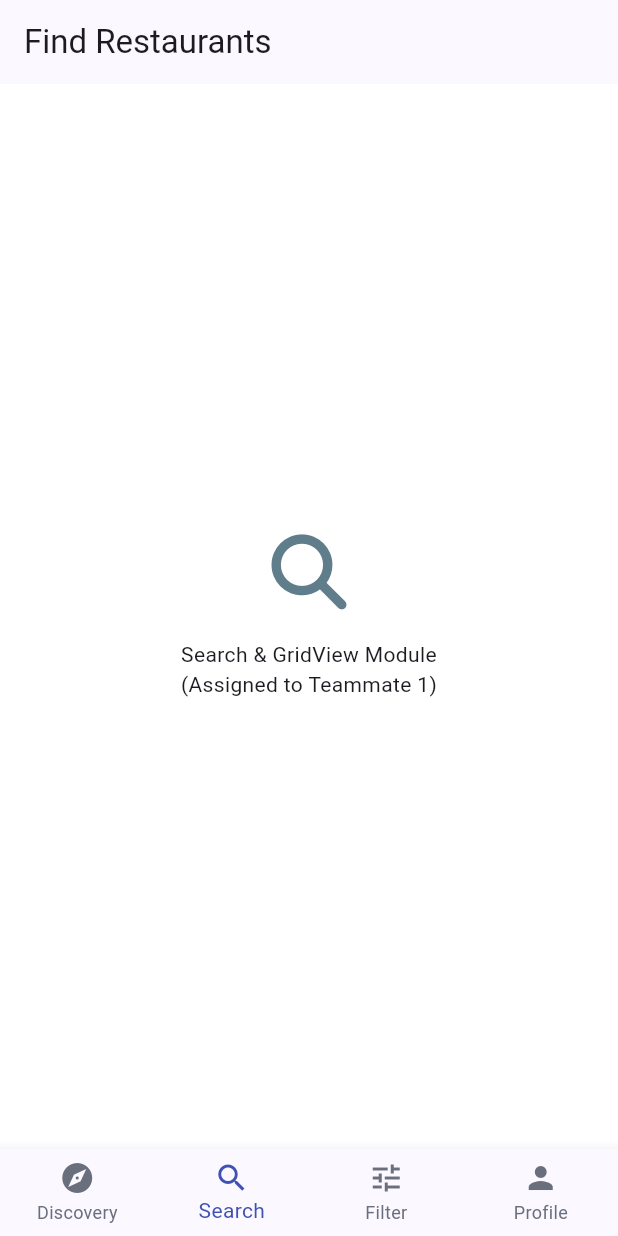
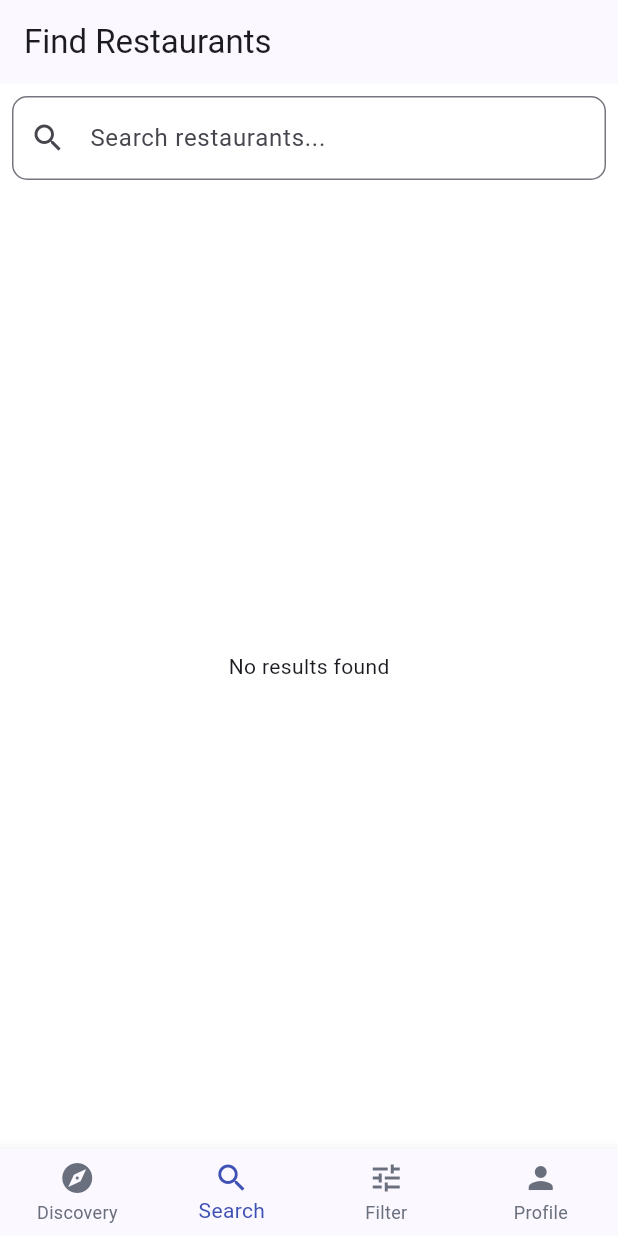
Before and after one commit to ahmedjilani43/FoodfyTn, a Flutter app: the screen it shows after launch, item 2 of the bottom bar chosen, on a phone screen of 412 x 824 dp. Run offline on Flutter 3.47's test engine with Material 3 defaults, Android fonts, the phone set to English and light mode, and no system bars; our stand-ins replace font_awesome_flutter.

Commit message:
Feature search and grid view

```diff
--- a/lib/screens/search/search_screen.dart
+++ b/lib/screens/search/search_screen.dart
@@ -1,23 +1,125 @@
 import 'package:flutter/material.dart';
 import 'package:font_awesome_flutter/font_awesome_flutter.dart';
+import '../../services/api_service.dart';
+import '../../models/restaurant.dart';
 
-class SearchScreen extends StatelessWidget {
+class SearchScreen extends StatefulWidget {
   const SearchScreen({super.key});
 
   @override
+  State<SearchScreen> createState() => _SearchScreenState();
+}
+
+class _SearchScreenState extends State<SearchScreen> {
+  final TextEditingController _searchController = TextEditingController();
+  List<Restaurant> _searchResults = [];
+  bool _isLoading = false;
+
+  Future<void> _searchRestaurants(String query) async {
+    if (query.isEmpty) return;
+    setState(() {
+      _isLoading = true;
+    });
+
+    try {
+      final results = await ApiService().searchRestaurants(query);
+      setState(() {
+        _searchResults = results;
+      });
+    } catch (e) {
+
+      ScaffoldMessenger.of(context).showSnackBar(
+        SnackBar(content: Text("Error fetching data: $e")),
+      );
+    } finally {
+      setState(() {
+        _isLoading = false;
+      });
+    }
+  }
+
+  @override
   Widget build(BuildContext context) {
-    // TODO: [foulen 1 TASK]
-    // 1. Use ApiService().searchRestaurants(query)
-    // 2. Display results in a GridView.builder
     return Scaffold(
       appBar: AppBar(title: const Text("Find Restaurants")),
-      body: Center(
+      body: Padding(
+        padding: const EdgeInsets.all(8.0),
         child: Column(
-          mainAxisAlignment: MainAxisAlignment.center,
           children: [
-            const FaIcon(FontAwesomeIcons.magnifyingGlass, size: 50, color: Colors.blueGrey),
-            const SizedBox(height: 20),
-            const Text("Search & GridView Module\n(Assigned to Teammate 1)", textAlign: TextAlign.center),
+            // TextField for search
+            TextField(
+              controller: _searchController,
+              decoration: InputDecoration(
+                hintText: "Search restaurants...",
+                prefixIcon: const Icon(Icons.search),
+                border: OutlineInputBorder(
+                  borderRadius: BorderRadius.circular(10),
+                ),
+              ),
+              onSubmitted: (query) {
+                _searchRestaurants(query);
+              },
+            ),
+            const SizedBox(height: 10),
+
+            // results for GridView
+            Expanded(
+              child: _isLoading
+                  ? const Center(child: CircularProgressIndicator())
+                  : _searchResults.isEmpty
+                      ? const Center(child: Text("No results found"))
+                      : GridView.builder(
+                          gridDelegate: const SliverGridDelegateWithFixedCrossAxisCount(
+                            crossAxisCount: 2,
+                            childAspectRatio: 0.8,
+                            crossAxisSpacing: 8,
+                            mainAxisSpacing: 8,
+                          ),
+                          itemCount: _searchResults.length,
+                          itemBuilder: (context, index) {
+                            final restaurant = _searchResults[index];
+                            return Card(
+                              shape: RoundedRectangleBorder(
+                                borderRadius: BorderRadius.circular(10),
+                              ),
+                              child: Column(
+                                crossAxisAlignment: CrossAxisAlignment.stretch,
+                                children: [
+                                  // Image du restaurant
+                                  Expanded(
+                                    child: ClipRRect(
+                                      borderRadius: const BorderRadius.vertical(top: Radius.circular(10)),
+                                      child: Image.network(
+                                        restaurant.imageUrl,
+                                        fit: BoxFit.cover,
+                                      ),
+                                    ),
+                                  ),
+                                  Padding(
+                                    padding: const EdgeInsets.all(8.0),
+                                    child: Column(
+                                      crossAxisAlignment: CrossAxisAlignment.start,
+                                      children: [
+                                        Text(
+                                          restaurant.name,
+                                          style: const TextStyle(
+                                            fontWeight: FontWeight.bold,
+                                          ),
+                                        ),
+                                        const SizedBox(height: 4),
+                                        Text(
+                                          restaurant.location ?? '',
+                                          style: const TextStyle(fontSize: 12, color: Colors.grey),
+                                        ),
+                                      ],
+                                    ),
+                                  ),
+                                ],
+                              ),
+                            );
+                          },
+                        ),
+            ),
           ],
         ),
       ),
```
